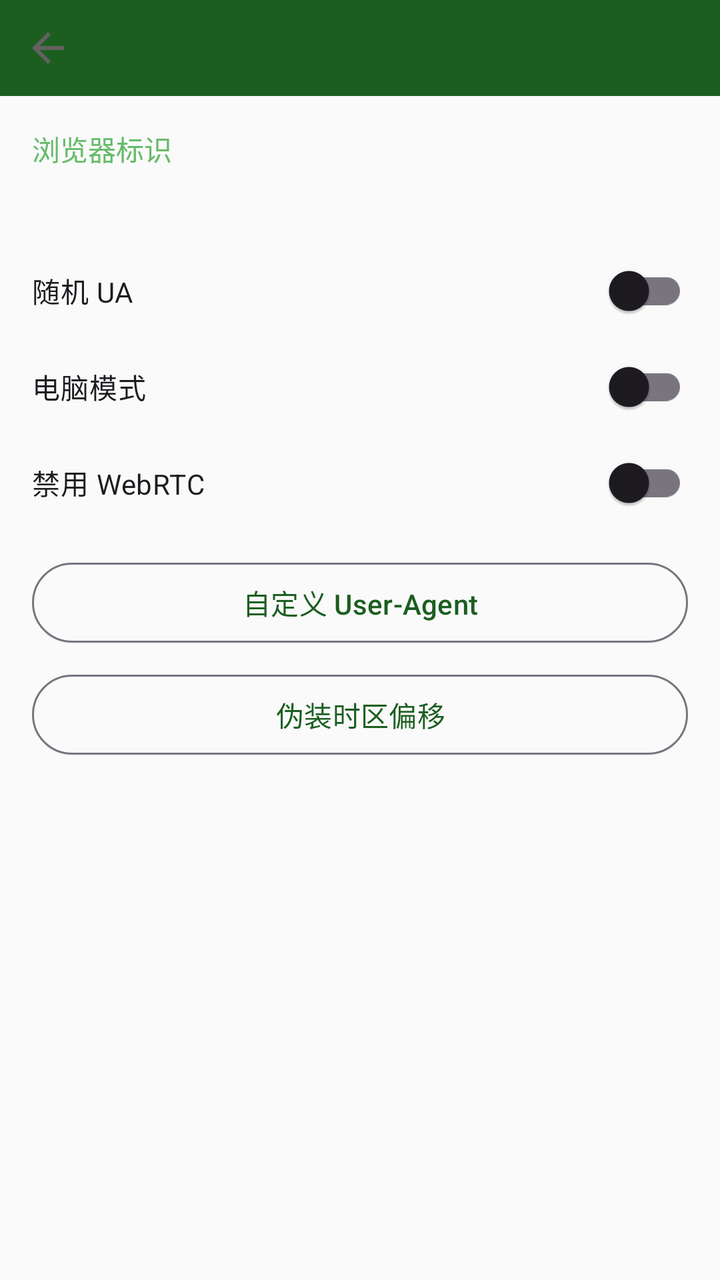
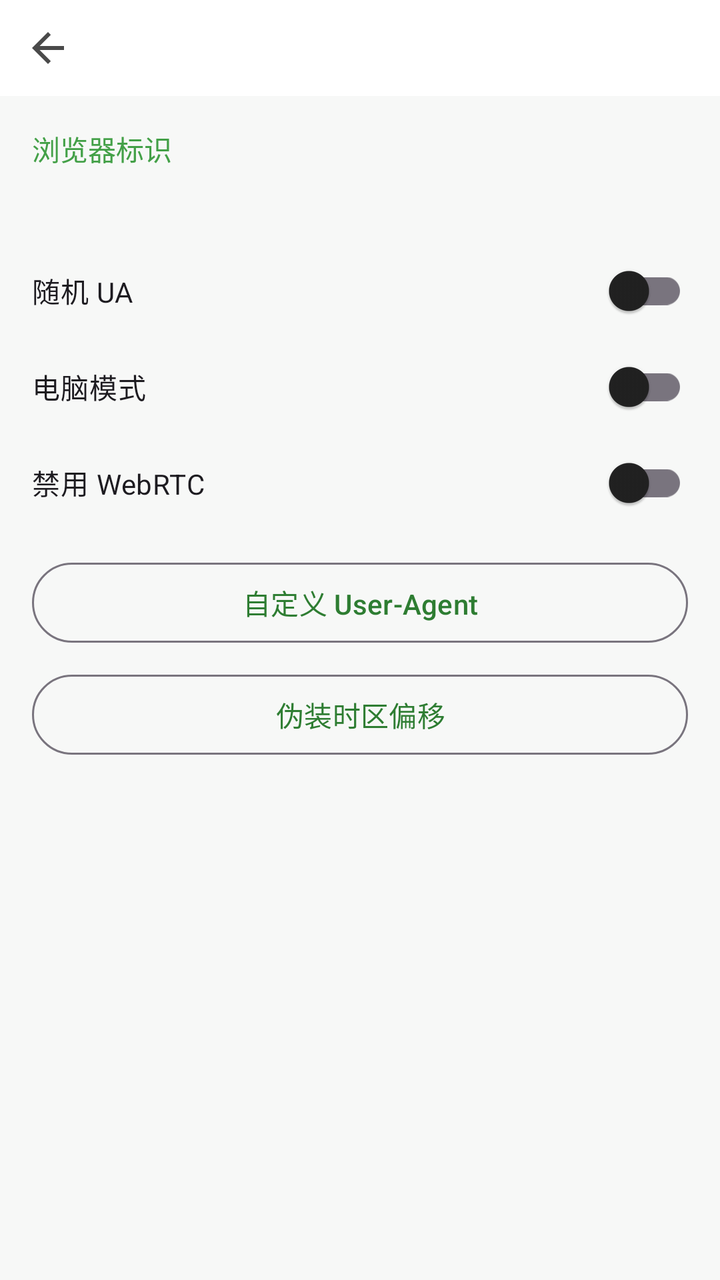

Compare the two renders of this Android layout. The source of the first and the diff that turns it into the second are given below.
<!-- AndroidManifest.xml: application theme Theme.ShadowBrowser -->
<!-- res/layout/fragment_identity.xml -->
<?xml version="1.0" encoding="utf-8"?>
<LinearLayout xmlns:android="http://schemas.android.com/apk/res/android"
    xmlns:app="http://schemas.android.com/apk/res-auto"
    android:layout_width="match_parent"
    android:layout_height="match_parent"
    android:orientation="vertical"
    android:background="@color/bg">

    <LinearLayout
        android:layout_width="match_parent"
        android:layout_height="wrap_content"
        android:orientation="horizontal"
        android:gravity="center_vertical"
        android:background="@color/primary">

        <ImageButton
            android:id="@+id/toolbarBack"
            android:layout_width="48dp"
            android:layout_height="48dp"
            android:src="@drawable/ic_back"
            android:background="?attr/selectableItemBackgroundBorderless"
            android:contentDescription="@string/back" />

        <TextView
            android:id="@+id/toolbarTitle"
            android:layout_width="0dp"
            android:layout_height="wrap_content"
            android:layout_weight="1"
            android:textColor="#FFFFFF"
            android:textSize="16sp"
            android:padding="8dp" />
    </LinearLayout>

    <ScrollView
        android:layout_width="match_parent"
        android:layout_height="0dp"
        android:layout_weight="1"
        android:fillViewport="true">

        <LinearLayout
            android:id="@+id/container"
            android:layout_width="match_parent"
            android:layout_height="wrap_content"
            android:orientation="vertical"
            android:padding="16dp">

            <TextView
                android:id="@+id/uaLabel"
                android:layout_width="wrap_content"
                android:layout_height="wrap_content"
                android:text="@string/m_identity"
                android:textColor="@color/accent"
                android:textSize="14sp" />

            <TextView
                android:id="@+id/uaDisplay"
                android:layout_width="match_parent"
                android:layout_height="wrap_content"
                android:textColor="@color/text_secondary"
                android:textSize="11sp"
                android:paddingTop="6dp" />

            <com.google.android.material.switchmaterial.SwitchMaterial
                android:id="@+id/switchRandom"
                android:layout_width="match_parent"
                android:layout_height="wrap_content"
                android:layout_marginTop="16dp"
                android:text="@string/random_ua" />

            <com.google.android.material.switchmaterial.SwitchMaterial
                android:id="@+id/switchDesktop"
                android:layout_width="match_parent"
                android:layout_height="wrap_content"
                android:text="@string/m_desktop" />

            <com.google.android.material.switchmaterial.SwitchMaterial
                android:id="@+id/switchWebrtc"
                android:layout_width="match_parent"
                android:layout_height="wrap_content"
                android:text="@string/disable_webrtc" />

            <com.google.android.material.button.MaterialButton
                android:id="@+id/btnCustomUa"
                style="@style/Widget.Material3.Button.OutlinedButton"
                android:layout_width="match_parent"
                android:layout_height="wrap_content"
                android:layout_marginTop="12dp"
                android:text="@string/custom_ua" />

            <com.google.android.material.button.MaterialButton
                android:id="@+id/btnTz"
                style="@style/Widget.Material3.Button.OutlinedButton"
                android:layout_width="match_parent"
                android:layout_height="wrap_content"
                android:layout_marginTop="8dp"
                android:text="@string/fake_timezone" />
        </LinearLayout>
    </ScrollView>
</LinearLayout>
<!-- resources referenced by this layout -->
<resources>
  <color name="accent">#66BB6A</color>
  <color name="bg">#FAFAFA</color>
  <color name="primary">#1B5E20</color>
  <color name="text_secondary">#757575</color>
  <!-- drawable ic_back (drawable) -->
  <?xml version="1.0" encoding="utf-8"?>
  <vector xmlns:android="http://schemas.android.com/apk/res/android"
      android:width="24dp" android:height="24dp"
      android:viewportWidth="24" android:viewportHeight="24">
      <path android:fillColor="#616161" android:pathData="M20,11H7.83l5.59,-5.59L12,4l-8,8 8,8 1.41,-1.41L7.83,13H20v-2z"/>
  </vector>
  <string name="back">后退</string>
  <string name="custom_ua">自定义 User-Agent</string>
  <string name="disable_webrtc">禁用 WebRTC</string>
  <string name="fake_timezone">伪装时区偏移</string>
  <string name="m_desktop">电脑模式</string>
  <string name="m_identity">浏览器标识</string>
  <string name="random_ua">随机 UA</string>
  <style name="Theme.ShadowBrowser" parent="Theme.Material3.DayNight.NoActionBar">
          <item name="colorPrimary">@color/primary</item>
          <item name="colorOnPrimary">#FFFFFF</item>
          <item name="colorSecondary">@color/accent</item>
          <item name="android:statusBarColor">@color/primary_dark</item>
          <item name="android:windowBackground">@color/bg</item>
      </style>
  <color name="primary_dark">#0D3C10</color>
</resources>

<!-- the commit's change to res/layout/fragment_identity.xml (unified diff, before → after) -->
@@ -11,13 +11,14 @@
         android:layout_height="wrap_content"
         android:orientation="horizontal"
         android:gravity="center_vertical"
-        android:background="@color/primary">
+        android:background="@color/surface">
 
         <ImageButton
             android:id="@+id/toolbarBack"
             android:layout_width="48dp"
             android:layout_height="48dp"
             android:src="@drawable/ic_back"
+            android:tint="@color/icon_tint"
             android:background="?attr/selectableItemBackgroundBorderless"
             android:contentDescription="@string/back" />
 
@@ -26,7 +27,7 @@
             android:layout_width="0dp"
             android:layout_height="wrap_content"
             android:layout_weight="1"
-            android:textColor="#FFFFFF"
+            android:textColor="@color/text_primary"
             android:textSize="16sp"
             android:padding="8dp" />
     </LinearLayout>
<!-- resource entries referenced after the edit -->
@@ -1,9 +1,12 @@
 <!-- resources referenced by this layout -->
 <resources>
-  <color name="accent">#66BB6A</color>
-  <color name="bg">#FAFAFA</color>
-  <color name="primary">#1B5E20</color>
-  <color name="text_secondary">#757575</color>
+  <color name="accent">#43A047</color>
+  <color name="bg">#F7F8F7</color>
+  <color name="icon_tint">#4A4A4A</color>
+  <color name="surface">#FFFFFF</color>
+  <color name="text_primary">#212121</color>
+  <color name="primary">#2E7D32</color>
+  <color name="text_secondary">#8A8A8A</color>
   <!-- drawable ic_back (drawable) -->
   <?xml version="1.0" encoding="utf-8"?>
   <vector xmlns:android="http://schemas.android.com/apk/res/android"
@@ -22,9 +25,11 @@
           <item name="colorPrimary">@color/primary</item>
           <item name="colorOnPrimary">#FFFFFF</item>
           <item name="colorSecondary">@color/accent</item>
-          <item name="android:statusBarColor">@color/primary_dark</item>
+          <item name="colorSurface">@color/surface</item>
+          <item name="colorOnSurface">@color/text_primary</item>
+          <item name="android:statusBarColor">@color/surface</item>
+          <item name="android:windowLightStatusBar">true</item>
           <item name="android:windowBackground">@color/bg</item>
       </style>
-  <color name="primary_dark">#0D3C10</color>
 </resources>
 
